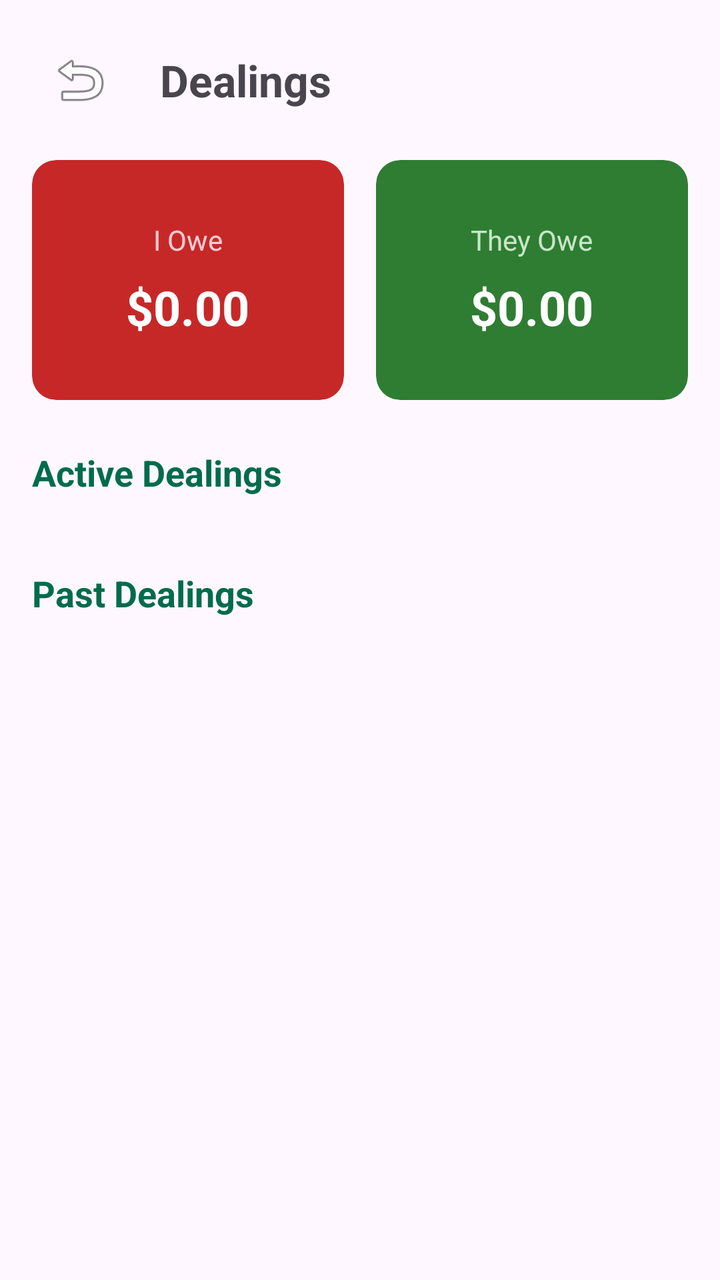
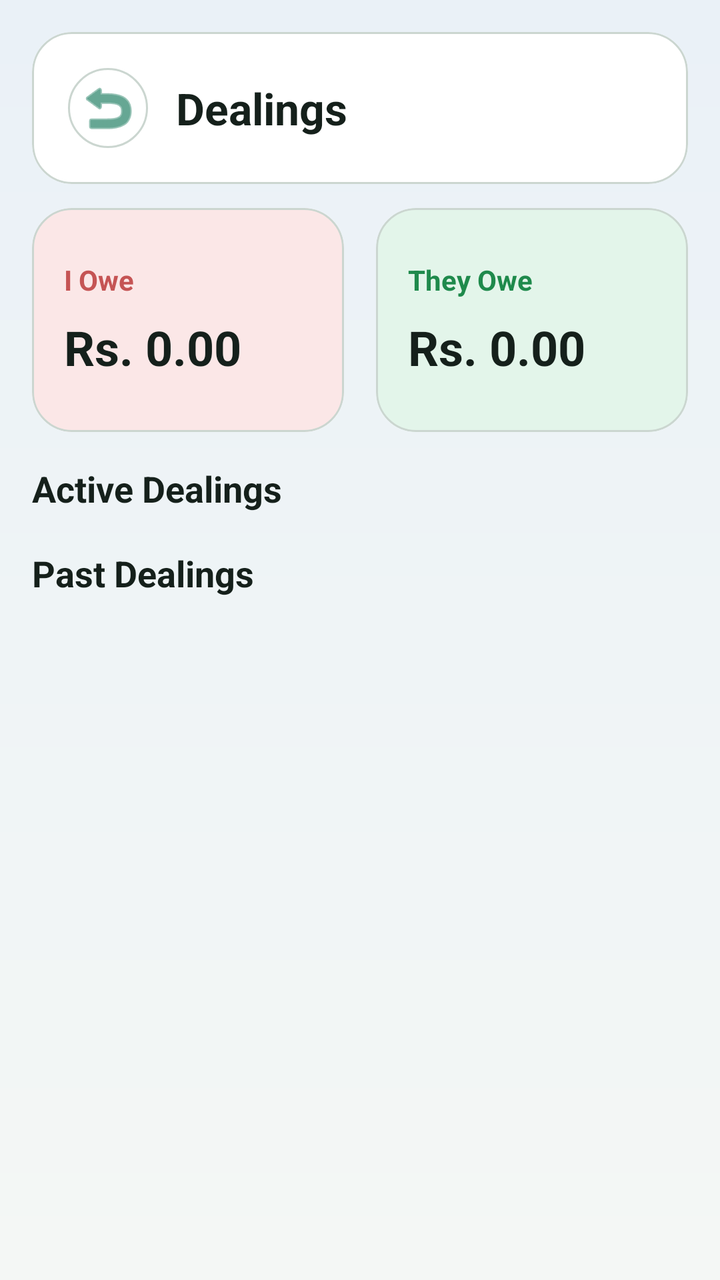

Before-and-after screenshots of an Android layout around one commit, followed by the original layout XML and the change that was made.
<!-- AndroidManifest.xml: application theme Theme.QarzApp -->
<!-- res/layout/activity_dealings.xml -->
<?xml version="1.0" encoding="utf-8"?>
<LinearLayout xmlns:android="http://schemas.android.com/apk/res/android"
    xmlns:app="http://schemas.android.com/apk/res-auto"
    android:layout_width="match_parent"
    android:layout_height="match_parent"
    android:orientation="vertical"
    android:padding="16dp"
    android:background="?attr/colorSurface">

    <LinearLayout
        android:layout_width="match_parent"
        android:layout_height="wrap_content"
        android:orientation="horizontal"
        android:gravity="center_vertical"
        android:layout_marginBottom="16dp">

        <ImageButton
            android:id="@+id/btnBack"
            android:layout_width="wrap_content"
            android:layout_height="wrap_content"
            android:background="?selectableItemBackgroundBorderless"
            android:src="@android:drawable/ic_menu_revert"
            android:padding="8dp"/>

        <TextView
            android:id="@+id/tvDealingsTitle"
            android:layout_width="wrap_content"
            android:layout_height="wrap_content"
            android:text="Dealings"
            android:textSize="22sp"
            android:textStyle="bold"
            android:layout_marginStart="16dp"/>
    </LinearLayout>

    <LinearLayout
        android:layout_width="match_parent"
        android:layout_height="wrap_content"
        android:orientation="horizontal"
        android:weightSum="2"
        android:layout_marginBottom="24dp">

        <com.google.android.material.card.MaterialCardView
            android:layout_width="0dp"
            android:layout_height="120dp"
            android:layout_weight="1"
            android:layout_marginEnd="8dp"
            app:cardBackgroundColor="#C62828"
            app:cardCornerRadius="12dp"
            app:strokeWidth="0dp">

            <LinearLayout
                android:layout_width="match_parent"
                android:layout_height="match_parent"
                android:orientation="vertical"
                android:gravity="center">

                <TextView
                    android:layout_width="wrap_content"
                    android:layout_height="wrap_content"
                    android:text="I Owe"
                    android:textColor="#FFCDD2"
                    android:textSize="14sp" />

                <TextView
                    android:id="@+id/tvIOweThem"
                    android:layout_width="wrap_content"
                    android:layout_height="wrap_content"
                    android:text="$0.00"
                    android:textColor="#FFFFFF"
                    android:textStyle="bold"
                    android:textSize="24sp"
                    android:layout_marginTop="8dp"/>
            </LinearLayout>
        </com.google.android.material.card.MaterialCardView>

        <com.google.android.material.card.MaterialCardView
            android:layout_width="0dp"
            android:layout_height="120dp"
            android:layout_weight="1"
            android:layout_marginStart="8dp"
            app:cardBackgroundColor="#2E7D32"
            app:cardCornerRadius="12dp"
            app:strokeWidth="0dp">

            <LinearLayout
                android:layout_width="match_parent"
                android:layout_height="match_parent"
                android:orientation="vertical"
                android:gravity="center">

                <TextView
                    android:layout_width="wrap_content"
                    android:layout_height="wrap_content"
                    android:text="They Owe"
                    android:textColor="#C8E6C9"
                    android:textSize="14sp" />

                <TextView
                    android:id="@+id/tvTheyOweMe"
                    android:layout_width="wrap_content"
                    android:layout_height="wrap_content"
                    android:text="$0.00"
                    android:textColor="#FFFFFF"
                    android:textStyle="bold"
                    android:textSize="24sp"
                    android:layout_marginTop="8dp"/>
            </LinearLayout>
        </com.google.android.material.card.MaterialCardView>
    </LinearLayout>

    <ScrollView
        android:layout_width="match_parent"
        android:layout_height="0dp"
        android:layout_weight="1">
        
        <LinearLayout
            android:layout_width="match_parent"
            android:layout_height="wrap_content"
            android:orientation="vertical">

            <TextView
                android:layout_width="match_parent"
                android:layout_height="wrap_content"
                android:text="Active Dealings"
                android:textSize="18sp"
                android:textStyle="bold"
                android:layout_marginBottom="12dp"
                android:textColor="?attr/colorPrimary"/>

            <LinearLayout
                android:id="@+id/layout_active_loans"
                android:layout_width="match_parent"
                android:layout_height="wrap_content"
                android:orientation="vertical"
                android:layout_marginBottom="24dp"/>

            <TextView
                android:layout_width="match_parent"
                android:layout_height="wrap_content"
                android:text="Past Dealings"
                android:textSize="18sp"
                android:textStyle="bold"
                android:layout_marginBottom="12dp"
                android:textColor="?attr/colorPrimary"/>

            <LinearLayout
                android:id="@+id/layout_past_loans"
                android:layout_width="match_parent"
                android:layout_height="wrap_content"
                android:orientation="vertical"/>
        </LinearLayout>
    </ScrollView>

</LinearLayout>
<!-- resources referenced by this layout -->
<resources>
  <style name="Theme.QarzApp" parent="Base.Theme.QarzApp" />
  <style name="Base.Theme.QarzApp" parent="Theme.Material3.DayNight.NoActionBar">
          
          <item name="colorPrimary">@color/md_theme_primary</item>
          <item name="colorOnPrimary">@color/md_theme_onPrimary</item>
          <item name="colorSecondary">@color/md_theme_secondary</item>
          <item name="colorOnSecondary">@color/md_theme_onSecondary</item>
          <item name="android:windowBackground">@color/md_theme_background</item>
          <item name="android:statusBarColor">?attr/colorPrimary</item>
      </style>
  <color name="md_theme_primary">#006C4C</color>
  <color name="md_theme_onPrimary">#FFFFFF</color>
  <color name="md_theme_secondary">#4D6357</color>
  <color name="md_theme_onSecondary">#FFFFFF</color>
  <color name="md_theme_background">#FBFDF9</color>
</resources>

<!-- the commit's change to res/layout/activity_dealings.xml (unified diff, before → after) -->
@@ -3,107 +3,118 @@
     xmlns:app="http://schemas.android.com/apk/res-auto"
     android:layout_width="match_parent"
     android:layout_height="match_parent"
+    android:background="@drawable/bg_screen_gradient"
     android:orientation="vertical"
-    android:padding="16dp"
-    android:background="?attr/colorSurface">
+    android:padding="16dp">
+
+    <com.google.android.material.card.MaterialCardView
+        style="@style/QarzCard"
+        android:layout_width="match_parent"
+        android:layout_height="wrap_content"
+        android:layout_marginBottom="12dp">
+
+        <LinearLayout
+            android:layout_width="match_parent"
+            android:layout_height="wrap_content"
+            android:gravity="center_vertical"
+            android:orientation="horizontal"
+            android:padding="18dp">
+
+            <ImageButton
+                android:id="@+id/btnBack"
+                android:layout_width="40dp"
+                android:layout_height="40dp"
+                android:background="@drawable/bg_surface_panel"
+                android:padding="8dp"
+                android:src="@android:drawable/ic_menu_revert"
+                app:tint="@color/md_theme_primary" />
+
+            <TextView
+                android:id="@+id/tvDealingsTitle"
+                android:layout_width="wrap_content"
+                android:layout_height="wrap_content"
+                android:layout_marginStart="14dp"
+                android:text="Dealings"
+                android:textColor="@color/md_theme_onSurface"
+                android:textSize="22sp"
+                android:textStyle="bold" />
+        </LinearLayout>
+    </com.google.android.material.card.MaterialCardView>
 
     <LinearLayout
         android:layout_width="match_parent"
         android:layout_height="wrap_content"
+        android:layout_marginBottom="16dp"
         android:orientation="horizontal"
-        android:gravity="center_vertical"
-        android:layout_marginBottom="16dp">
-
-        <ImageButton
-            android:id="@+id/btnBack"
-            android:layout_width="wrap_content"
-            android:layout_height="wrap_content"
-            android:background="?selectableItemBackgroundBorderless"
-            android:src="@android:drawable/ic_menu_revert"
-            android:padding="8dp"/>
-
-        <TextView
-            android:id="@+id/tvDealingsTitle"
-            android:layout_width="wrap_content"
-            android:layout_height="wrap_content"
-            android:text="Dealings"
-            android:textSize="22sp"
-            android:textStyle="bold"
-            android:layout_marginStart="16dp"/>
-    </LinearLayout>
-
-    <LinearLayout
-        android:layout_width="match_parent"
-        android:layout_height="wrap_content"
-        android:orientation="horizontal"
-        android:weightSum="2"
-        android:layout_marginBottom="24dp">
+        android:weightSum="2">
 
         <com.google.android.material.card.MaterialCardView
+            style="@style/QarzCard"
             android:layout_width="0dp"
-            android:layout_height="120dp"
+            android:layout_height="112dp"
+            android:layout_marginEnd="8dp"
             android:layout_weight="1"
-            android:layout_marginEnd="8dp"
-            app:cardBackgroundColor="#C62828"
-            app:cardCornerRadius="12dp"
-            app:strokeWidth="0dp">
+            app:cardBackgroundColor="@color/md_theme_danger_soft">
 
             <LinearLayout
                 android:layout_width="match_parent"
                 android:layout_height="match_parent"
+                android:gravity="center_vertical"
                 android:orientation="vertical"
-                android:gravity="center">
+                android:padding="16dp">
 
                 <TextView
                     android:layout_width="wrap_content"
                     android:layout_height="wrap_content"
                     android:text="I Owe"
-                    android:textColor="#FFCDD2"
-                    android:textSize="14sp" />
+                    android:textColor="@color/md_theme_danger"
+                    android:textSize="14sp"
+                    android:textStyle="bold" />
 
                 <TextView
                     android:id="@+id/tvIOweThem"
                     android:layout_width="wrap_content"
                     android:layout_height="wrap_content"
-                    android:text="$0.00"
-                    android:textColor="#FFFFFF"
-                    android:textStyle="bold"
+                    android:layout_marginTop="8dp"
+                    android:text="Rs. 0.00"
+                    android:textColor="@color/md_theme_onSurface"
                     android:textSize="24sp"
-                    android:layout_marginTop="8dp"/>
+                    android:textStyle="bold" />
             </LinearLayout>
         </com.google.android.material.card.MaterialCardView>
 
         <com.google.android.material.card.MaterialCardView
+            style="@style/QarzCard"
             android:layout_width="0dp"
-            android:layout_height="120dp"
+            android:layout_height="112dp"
+            android:layout_marginStart="8dp"
             android:layout_weight="1"
-            android:layout_marginStart="8dp"
-            app:cardBackgroundColor="#2E7D32"
-            app:cardCornerRadius="12dp"
-            app:strokeWidth="0dp">
+            app:cardBackgroundColor="@color/md_theme_success_soft">
 
             <LinearLayout
                 android:layout_width="match_parent"
                 android:layout_height="match_parent"
+                android:gravity="center_vertical"
                 android:orientation="vertical"
-                android:gravity="center">
+                android:padding="16dp">
 
                 <TextView
                     android:layout_width="wrap_content"
                     android:layout_height="wrap_content"
                     android:text="They Owe"
-                    android:textColor="#C8E6C9"
-                    android:textSize="14sp" />
+                    android:textColor="@color/md_theme_success"
+                    android:textSize="14sp"
+                    android:textStyle="bold" />
 
                 <TextView
                     android:id="@+id/tvTheyOweMe"
                     android:layout_width="wrap_content"
                     android:layout_height="wrap_content"
-                    android:text="$0.00"
-                    android:textColor="#FFFFFF"
-                    android:textStyle="bold"
+                    android:layout_marginTop="8dp"
+                    android:text="Rs. 0.00"
+                    android:textColor="@color/md_theme_onSurface"
                     android:textSize="24sp"
-                    android:layout_marginTop="8dp"/>
+                    android:textStyle="bold" />
             </LinearLayout>
         </com.google.android.material.card.MaterialCardView>
     </LinearLayout>
@@ -112,7 +123,7 @@
         android:layout_width="match_parent"
         android:layout_height="0dp"
         android:layout_weight="1">
-        
+
         <LinearLayout
             android:layout_width="match_parent"
             android:layout_height="wrap_content"
@@ -121,33 +132,56 @@
             <TextView
                 android:layout_width="match_parent"
                 android:layout_height="wrap_content"
+                android:layout_marginBottom="12dp"
                 android:text="Active Dealings"
+                android:textColor="@color/md_theme_onSurface"
                 android:textSize="18sp"
-                android:textStyle="bold"
-                android:layout_marginBottom="12dp"
-                android:textColor="?attr/colorPrimary"/>
+                android:textStyle="bold" />
 
             <LinearLayout
                 android:id="@+id/layout_active_loans"
                 android:layout_width="match_parent"
                 android:layout_height="wrap_content"
-                android:orientation="vertical"
-                android:layout_marginBottom="24dp"/>
+                android:layout_marginBottom="6dp"
+                android:orientation="vertical" />
+
+            <TextView
+                android:id="@+id/tvEmptyActiveDealings"
+                style="@style/QarzEmptyMessage"
+                android:layout_width="match_parent"
+                android:layout_height="wrap_content"
+                android:gravity="center"
+                android:paddingBottom="24dp"
+                android:paddingTop="8dp"
+                android:text="No active dealings with this friend right now."
+                android:visibility="gone" />
 
             <TextView
                 android:layout_width="match_parent"
                 android:layout_height="wrap_content"
+                android:layout_marginBottom="12dp"
                 android:text="Past Dealings"
+                android:textColor="@color/md_theme_onSurface"
                 android:textSize="18sp"
-                android:textStyle="bold"
-                android:layout_marginBottom="12dp"
-                android:textColor="?attr/colorPrimary"/>
+                android:textStyle="bold" />
 
             <LinearLayout
                 android:id="@+id/layout_past_loans"
                 android:layout_width="match_parent"
                 android:layout_height="wrap_content"
-                android:orientation="vertical"/>
+                android:layout_marginBottom="6dp"
+                android:orientation="vertical" />
+
+            <TextView
+                android:id="@+id/tvEmptyPastDealings"
+                style="@style/QarzEmptyMessage"
+                android:layout_width="match_parent"
+                android:layout_height="wrap_content"
+                android:gravity="center"
+                android:paddingBottom="18dp"
+                android:paddingTop="8dp"
+                android:text="No past dealings found yet."
+                android:visibility="gone" />
         </LinearLayout>
     </ScrollView>
 
<!-- resource entries referenced after the edit -->
@@ -1,19 +1,60 @@
 <!-- resources referenced by this layout -->
 <resources>
+  <color name="md_theme_danger">#C55454</color>
+  <color name="md_theme_danger_soft">#FBE7E7</color>
+  <color name="md_theme_onSurface">#15201B</color>
   <style name="Theme.QarzApp" parent="Base.Theme.QarzApp" />
-  <style name="Base.Theme.QarzApp" parent="Theme.Material3.DayNight.NoActionBar">
-          
+  <style name="Base.Theme.QarzApp" parent="Theme.Material3.Light.NoActionBar">
           <item name="colorPrimary">@color/md_theme_primary</item>
           <item name="colorOnPrimary">@color/md_theme_onPrimary</item>
           <item name="colorSecondary">@color/md_theme_secondary</item>
           <item name="colorOnSecondary">@color/md_theme_onSecondary</item>
+          <item name="colorSurface">@color/md_theme_surface</item>
+          <item name="android:colorBackground">@color/md_theme_background</item>
+          <item name="colorOnSurface">@color/md_theme_onSurface</item>
           <item name="android:windowBackground">@color/md_theme_background</item>
-          <item name="android:statusBarColor">?attr/colorPrimary</item>
+          <item name="android:statusBarColor">@color/md_theme_background</item>
+          <item name="android:navigationBarColor">@color/md_theme_surface</item>
+          <item name="android:windowLightStatusBar">true</item>
+          <item name="android:windowLightNavigationBar">true</item>
       </style>
   <color name="md_theme_primary">#006C4C</color>
+  <color name="md_theme_success">#1F8A4C</color>
+  <color name="md_theme_success_soft">#E3F5EA</color>
+  <!-- drawable bg_screen_gradient (drawable) -->
+  <?xml version="1.0" encoding="utf-8"?>
+  <shape xmlns:android="http://schemas.android.com/apk/res/android" android:shape="rectangle">
+      <gradient
+          android:angle="270"
+          android:endColor="@color/md_theme_background"
+          android:startColor="#EAF1F7" />
+  </shape>
+  <!-- drawable bg_surface_panel (drawable) -->
+  <?xml version="1.0" encoding="utf-8"?>
+  <shape xmlns:android="http://schemas.android.com/apk/res/android" android:shape="rectangle">
+      <solid android:color="@color/md_theme_surface" />
+      <stroke
+          android:width="1dp"
+          android:color="@color/md_theme_outline" />
+      <corners android:radius="24dp" />
+  </shape>
+  <style name="QarzCard" parent="Widget.MaterialComponents.CardView">
+          <item name="cardCornerRadius">20dp</item>
+          <item name="strokeColor">@color/md_theme_outline</item>
+          <item name="strokeWidth">1dp</item>
+          <item name="cardBackgroundColor">@color/md_theme_surface</item>
+          <item name="cardElevation">0dp</item>
+      </style>
+  <style name="QarzEmptyMessage">
+          <item name="android:textSize">14sp</item>
+          <item name="android:textColor">@color/md_theme_onSurfaceVariant</item>
+      </style>
   <color name="md_theme_onPrimary">#FFFFFF</color>
   <color name="md_theme_secondary">#4D6357</color>
   <color name="md_theme_onSecondary">#FFFFFF</color>
-  <color name="md_theme_background">#FBFDF9</color>
+  <color name="md_theme_background">#F4F7F5</color>
+  <color name="md_theme_surface">#FFFFFF</color>
+  <color name="md_theme_outline">#CBD6D0</color>
+  <color name="md_theme_onSurfaceVariant">#5A6A62</color>
 </resources>
 
